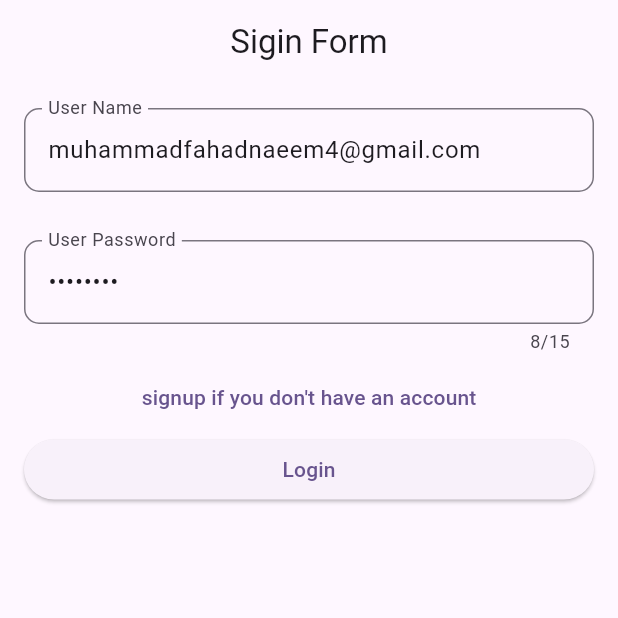
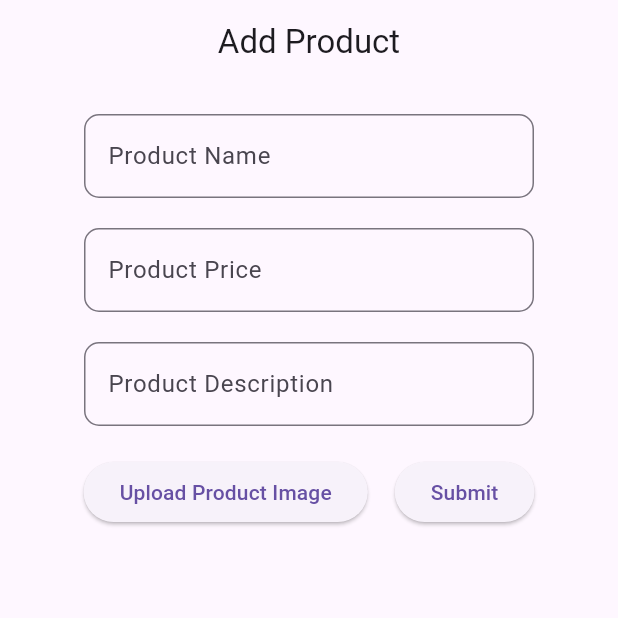
Before and after one commit to fahadnaeem876/aptech_eproject, a Flutter app: the screen it shows after launch, on a phone screen of 412 x 824 dp, the top half of it. Run offline on Flutter 3.47's test engine with Material 3 defaults, Android fonts, the phone set to English and light mode, and no system bars; our stand-ins replace cloud_firestore, firebase_auth, firebase_core, firebase_storage, image_picker; accounts and stored records are empty.

Commit message:
initial commit

```diff
--- /dev/null
+++ b/lib/admin/productadd.dart
@@ -0,0 +1,136 @@
+import 'dart:io';
+
+import 'package:cloud_firestore/cloud_firestore.dart';
+import 'package:flutter/material.dart';
+import 'package:image_picker/image_picker.dart';
+import 'package:firebase_storage/firebase_storage.dart' as firebase_storage;
+
+class ProductAdd extends StatefulWidget {
+  const ProductAdd({super.key});
+
+  @override
+  State<ProductAdd> createState() => _ProductAddState();
+}
+
+class _ProductAddState extends State<ProductAdd> {
+  TextEditingController namecontroller = TextEditingController();
+  TextEditingController pricecontroller = TextEditingController();
+  TextEditingController descriptioncontroller = TextEditingController();
+
+  String imagePath = '';
+
+  @override
+  Widget build(BuildContext context) {
+    void pickImage() async {
+      final ImagePicker _picker = ImagePicker();
+      final image = await _picker.pickImage(source: ImageSource.gallery);
+      setState(() {
+        imagePath = image!.path;
+      });
+    }
+
+    void submit() async {
+      print("Submitting...");
+      try {
+        String name = namecontroller.text;
+        String price = pricecontroller.text;
+        String description = descriptioncontroller.text;
+
+        firebase_storage.FirebaseStorage storage =
+            firebase_storage.FirebaseStorage.instance;
+
+        firebase_storage.Reference ref =
+            firebase_storage.FirebaseStorage.instance.ref('/image.jpeg');
+
+        File file = File(imagePath);
+        await ref.putFile(file);
+
+        String downloadurl = await ref.getDownloadURL();
+
+        FirebaseFirestore db = FirebaseFirestore.instance;
+        await db.collection("products").add({
+          "title": name,
+          "price": price,
+          "Description": description,
+          "imgurl": downloadurl
+        });
+
+        print("Product uploaded successfully");
+        print(downloadurl);
+      } catch (e) {
+        print("Error uploading image: $e");
+      }
+    }
+
+    return MaterialApp(
+      debugShowCheckedModeBanner: false,
+      home: Scaffold(
+        appBar: AppBar(
+          title: Center(child: Text("Add Product")),
+        ),
+        body: Center(
+          child: Column(
+            children: [
+              SizedBox(
+                height: 20,
+              ),
+              Container(
+                width: 300,
+                child: TextField(
+                  controller: namecontroller,
+                  keyboardType: TextInputType.text,
+                  decoration: InputDecoration(
+                      label: Text("Product Name"),
+                      hintText: "Enter Your Product Name",
+                      border: OutlineInputBorder(
+                          borderRadius: BorderRadius.circular(10))),
+                ),
+              ),
+              Container(
+                margin: EdgeInsets.only(top: 20),
+                width: 300,
+                child: TextField(
+                  controller: pricecontroller,
+                  keyboardType: TextInputType.text,
+                  decoration: InputDecoration(
+                      label: Text("Product Price"),
+                      hintText: "Enter Your Product Name",
+                      border: OutlineInputBorder(
+                          borderRadius: BorderRadius.circular(10))),
+                ),
+              ),
+              Container(
+                margin: EdgeInsets.only(top: 20),
+                width: 300,
+                child: TextField(
+                  controller: descriptioncontroller,
+                  keyboardType: TextInputType.text,
+                  decoration: InputDecoration(
+                      label: Text("Product Description"),
+                      hintText: "Enter Your Product Description",
+                      border: OutlineInputBorder(
+                          borderRadius: BorderRadius.circular(10))),
+                ),
+              ),
+              SizedBox(
+                height: 20,
+              ),
+              Row(
+                mainAxisAlignment: MainAxisAlignment.center,
+                children: [
+                  ElevatedButton(
+                      onPressed: pickImage,
+                      child: Text("Upload Product Image")),
+                  SizedBox(
+                    width: 18,
+                  ),
+                  ElevatedButton(onPressed: submit, child: Text("Submit")),
+                ],
+              ),
+            ],
+          ),
+        ),
+      ),
+    );
+  }
+}
--- a/lib/main.dart
+++ b/lib/main.dart
@@ -1,3 +1,4 @@
+import 'package:e_project/admin/productadd.dart';
 import 'package:e_project/firebase_options.dart';
 import 'package:e_project/login.dart';
 import 'package:e_project/register.dart';
@@ -26,7 +27,8 @@ class MyApp extends StatelessWidget {
         colorScheme: ColorScheme.fromSeed(seedColor: Colors.deepPurple),
         useMaterial3: true,
       ),
-      home: login(),
+      // home: login(),
+      home: ProductAdd(),
       routes: {
         "/login": (context) => login(),
         "/RegisterPage": (context) => RegisterPage(),
--- a/lib/user/hometab/category.dart
+++ b/lib/user/hometab/category.dart
@@ -99,6 +99,9 @@ class Category extends StatelessWidget {
                         ),
                       ),
                     ),
+                    SizedBox(
+                      height: 60,
+                    ),
                   ],
                 ),
               ],
--- a/lib/user/hometab/watchCart.dart
+++ b/lib/user/hometab/watchCart.dart
@@ -42,8 +42,8 @@ class WatchCart extends StatelessWidget {
                     borderRadius: BorderRadius.circular(8.0),
                     child: Image.network(
                       "https://images.pexels.com/photos/277390/pexels-photo-277390.jpeg?auto=compress&cs=tinysrgb&dpr=1&w=500",
-                      width: 100,
-                      height: 100,
+                      width: 130,
+                      height: 110,
                       fit: BoxFit.cover,
                     ),
                   ),
--- a/pubspec.yaml
+++ b/pubspec.yaml
@@ -37,6 +37,8 @@ dependencies:
   firebase_core: ^2.25.4
   firebase_auth: ^4.17.4
   cloud_firestore: ^4.15.4
+  image_picker: ^1.0.7
+  firebase_storage: ^11.6.6
 
 dev_dependencies:
   flutter_test:
```
Also changed, not shown: pubspec.lock, 5 other files.
